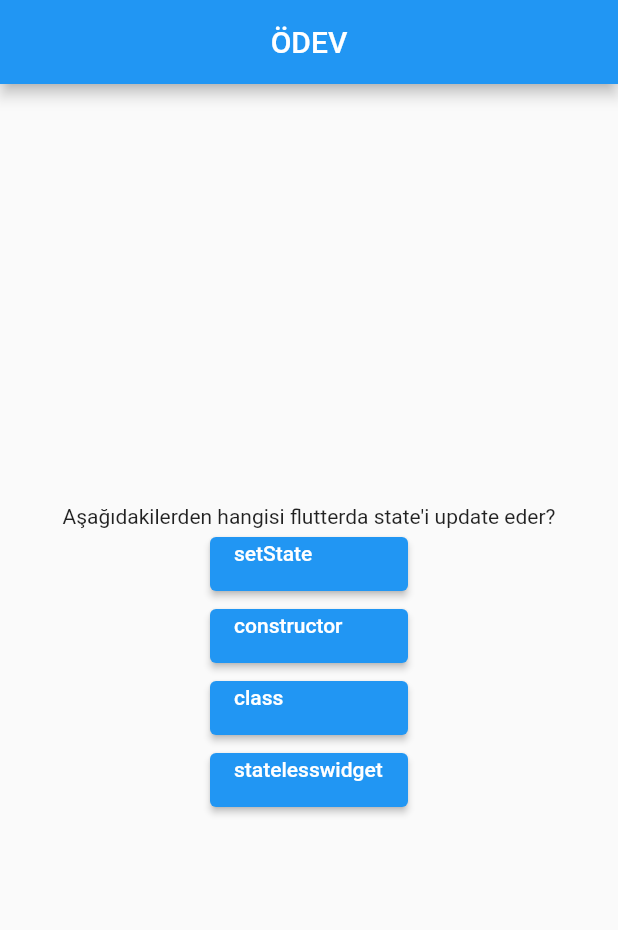
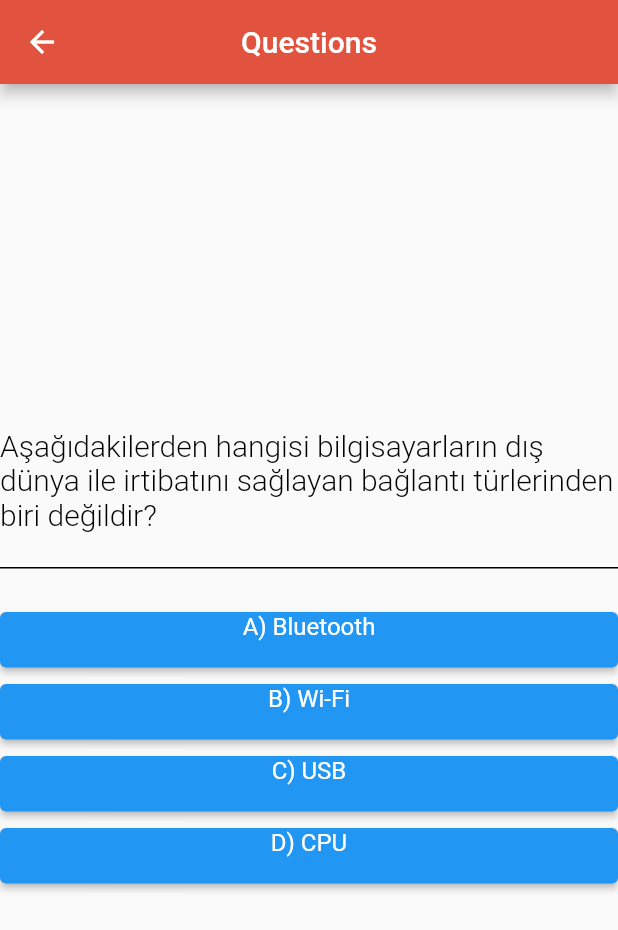
Before and after one commit to cebrailkeskindag/quizApp, a Flutter app: the QuestionScreen screen opened directly, on a phone screen of 412 x 824 dp. Shown: the top 930 px of the screen. Run offline on Flutter 3.47's test engine with Material 2 defaults, Android fonts, the phone set to English and light mode, and no system bars.

Commit message:
quiz app bitti

```diff
--- /dev/null
+++ b/lib/color_page/colors.dart
@@ -0,0 +1,5 @@
+import 'package:flutter/material.dart';
+
+var appBarColor = const Color(0xFDE1523D);
+var falseColor = Colors.red;
+var trueColor = Colors.green.shade800;
--- a/lib/data/questions.dart
+++ b/lib/data/questions.dart
@@ -1,12 +1,54 @@
 import 'package:tasarim_calismasi/models/quiz_question.dart';
 
-const questions = [
-  QuizQuestion("Aşağıdakilerden hangisi flutterda state'i update eder?",
-      ["setState", "constructor", "class", "statelesswidget"]),
-  QuizQuestion("Aşağıdakilerden hangisi flutterda sınıfı temsil eder?",
-      ["setState", "constructor", "class", "statelesswidget"]),
-  QuizQuestion("Aşağıdakilerden hangisi flutterda state'i statiktir?",
-      ["setState", "constructor", "class", "statelesswidget"]),
-  QuizQuestion("Aşağıdakilerden hangisi flutterda değiştirilemz?",
-      ["setState", "constructor", "class", "statelesswidget"])
+ var questions = [
+
+  QuizQuestion("Aşağıdakilerden hangisi bilgisayarların dış dünya ile irtibatını sağlayan bağlantı türlerinden biri değildir?", [
+    "A) Bluetooth",
+    "B) Wi-Fi",
+    "C) USB",
+    "D) CPU",
+]),
+  QuizQuestion("Aşağıdaki aygıtlardan hangisi veri iletişimi için manyetik dalgalar kullanmaktadır?",[
+    "A) Monitör",
+    "B) DVD-RAM",
+    "C) CD-ROM",
+    "D) Bluetooth",
+]),
+  QuizQuestion("E-posta iletilerindeki 'Yönlendirme Forward Fwd)' işlemi hangi amaçla kullanılır?", [
+    "A) İletinin geldiği adresi kopyalayarak aynı adrese ileti yazmak",
+    "B) Gelen iletiye cevap yazmak",
+    "C) İletinin gönderildiği adresleri kopyalamak",
+    "D) Gelen iletiyi bir başka adrese yönlendirmek",
+]),
+  QuizQuestion("PDF nedir?", [
+    "A)Taşınabilir Belge Biçimi",
+    "B) Düz Metin Biçimi",
+    "C) Zengin Belge Biçimi",
+    "D) Belge Resim Biçimi",
+]),
+  QuizQuestion("Aşağıdakilerden hangisi genel olarak Microsoft Office yazılımları ile yapılamaz?", [
+    "A) Sunu hazırlama",
+    "B) Video düzenleme",
+    "C) Belge oluşturma",
+    "D) Hesap tablosu oluşturma",
+]),
+  QuizQuestion("Aşağıdakilerden hangisi Microsoft Office paket programı bileşenlerinden biri değildir?", [
+    "A)Word",
+    "B)Excel",
+    "C) Access",
+    "D) Ekran Klavyesi",
+]),
+  QuizQuestion("Word programı temel olarak ne amaçla kullanılmaktadır?", [
+    "A) Resim hazırlanır.",
+    "B) Sürücüler üzerinde kopyalama ve taşıma işlemleri yapılır.",
+    "C) Hesap tabloları oluşturulur.",
+    "D) Kelime işlemci programıdır. Belge ve dokümanlar hazırlanır",
+]),
+  QuizQuestion("2048 KB kaç MB'dir?", [
+    "A) 0,02",
+    "B) 0,2",
+    "C) 2",
+    "D) 20",
+]),
+
 ];
--- a/lib/main.dart
+++ b/lib/main.dart
@@ -1,94 +1,13 @@
 import 'package:flutter/material.dart';
-import 'package:tasarim_calismasi/data/questions.dart';
-import 'package:tasarim_calismasi/models/quiz_question.dart';
+import 'package:tasarim_calismasi/start_screen.dart';
+
+
 
 void main() {
-  runApp(const MaterialApp(home: QuestionScreen()));
+  runApp(
+    const MaterialApp(
+      home: StartScreen(),
+      debugShowCheckedModeBanner: false,
+    ),
+  );
 }
-
-// Stateless => Ekranda değişime uğramayacak, UI widget
-// CTRL + .
-class StartScreen extends StatelessWidget {
-  const StartScreen({super.key});
-
-  @override
-  Widget build(BuildContext context) {
-    return Scaffold(
-      backgroundColor: Colors.deepPurpleAccent,
-      body: Center(
-        child: Column(
-          mainAxisAlignment: MainAxisAlignment.center,
-          children: [
-            Image.asset("assets/profil.jpeg", width: 250),
-            const Text(
-              "Quiz App",
-              style: TextStyle(
-                  color: Colors.white,
-                  fontSize: 36,
-                  fontWeight: FontWeight.bold),
-            ),
-            OutlinedButton.icon(
-              onPressed: () {},
-              icon: const Icon(Icons.arrow_right_alt),
-              label: const Text("Start"),
-              style: OutlinedButton.styleFrom(
-                  foregroundColor: Colors.white,
-                  padding: const EdgeInsets.fromLTRB(40, 20, 40, 20)),
-            ),
-          ],
-        ),
-      ),
-    );
-  }
-}
-
-// Boilerplate
-
-class QuestionScreen extends StatefulWidget {
-  const QuestionScreen({Key? key}) : super(key: key);
-
-  @override
-  _QuestionState createState() => _QuestionState();
-}
-
-class _QuestionState extends State<QuestionScreen> {
-  var sayac = 0;
-
-  void changeQuestion() {
-    setState(() {
-      sayac += 1;
-    }); // değişikliklerin ekrana da yansıtılması için gerekli..
-  }
-
-  @override
-  Widget build(BuildContext context) {
-    return Scaffold(
-      appBar: AppBar(
-        title: const Text("ÖDEV"),
-        centerTitle: true,
-      ),
-      body: Center(
-        child: Column(
-          mainAxisAlignment: MainAxisAlignment.center,
-          children: [
-            Text(questions[sayac].question),
-            ...questions[sayac].answers.map((answer) {
-              return ElevatedButton(
-                onPressed: () {
-                  if (sayac < 3) {
-                    changeQuestion();
-                  }
-                },
-                child: Container(
-                  child: Text(answer),
-                  width: 100,
-                  height: 30,
-                ),
-              );
-            })
-          ],
-        ),
-      ),
-    );
-  }
-}
--- a/lib/models/quiz_question.dart
+++ b/lib/models/quiz_question.dart
@@ -1,5 +1,6 @@
 class QuizQuestion {
-  const QuizQuestion(this.question, this.answers);
+
   final String question;
-  final List<String> answers;
+  List<String> answers;
+  QuizQuestion(this.question, this.answers);
 }
--- /dev/null
+++ b/lib/question_screen.dart
@@ -0,0 +1,87 @@
+import 'package:flutter/material.dart';
+import 'package:tasarim_calismasi/color_page/colors.dart';
+import 'package:tasarim_calismasi/data/questions.dart';
+import 'package:tasarim_calismasi/result_screen.dart';
+
+class QuestionScreen extends StatefulWidget {
+  const QuestionScreen({Key? key}) : super(key: key);
+
+  @override
+  _QuestionState createState() => _QuestionState();
+}
+
+class _QuestionState extends State<QuestionScreen> {
+  int questionNumber = 0;
+
+  void changeQuestion() {
+    setState(() {
+      questionNumber++;
+    });
+  }
+
+  @override
+  Widget build(BuildContext context) {
+    return Scaffold(
+      appBar: AppBar(
+        title: const Text("Questions"),
+        centerTitle: true,
+        backgroundColor: appBarColor,
+      ),
+      body: Center(
+        child: Column(
+          mainAxisAlignment: MainAxisAlignment.center,
+          crossAxisAlignment: CrossAxisAlignment.center,
+          children: [
+            SizedBox(
+              width: double.infinity,
+              child: Text(
+                questions[questionNumber].question,
+                style: const TextStyle(
+                  color: Colors.black,
+                  fontWeight: FontWeight.w300,
+                  fontSize: 20,
+                ),
+              ),
+            ),
+            Padding(
+              padding: const EdgeInsets.only(top: 20, bottom: 20),
+              child: Divider(
+                color: Colors.black,
+                height: 8.0,
+                thickness: 1.0,
+              ),
+            ),
+            ...questions[questionNumber].answers.map((answer) {
+              return ElevatedButton(
+                onPressed: () {
+                  if (questionNumber < questions.length - 1) {
+                    changeQuestion();
+                  } else if (questionNumber == questions.length - 1) {
+                    Navigator.push(
+                      context,
+                      MaterialPageRoute(builder: (context) => ResultScreen()),
+                    );
+                  }
+                },
+                child: Container(
+                  width: double.infinity,
+                  margin: EdgeInsets.only(bottom: 18.0),
+                  child: Center(
+                    child: Text(
+                      answer,
+                      style: TextStyle(
+                        color: Colors.white,
+                        fontWeight: FontWeight.w400,
+                        fontSize: 16,
+                      ),
+                    ),
+                  ),
+                ),
+              );
+            })
+          ],
+        ),
+      ),
+    );
+  }
+}
--- a/pubspec.yaml
+++ b/pubspec.yaml
@@ -63,7 +63,7 @@ flutter:
   #   - images/a_dot_burr.jpeg
   #   - images/a_dot_ham.jpeg
   assets:
-  - assets/profil.jpeg
+  - assets/quiz-time.png
 
   # An image asset can refer to one or more resolution-specific "variants", see
   # https://flutter.dev/assets-and-images/#resolution-aware
```
Also changed, not shown: lib/result_screen.dart (added, +74 -0 lines), lib/start_screen.dart (added, +32 -0 lines), assets/profil.jpeg (deleted), assets/quiz-time.png (added), assets/tobeto_logo.jpeg (deleted).
